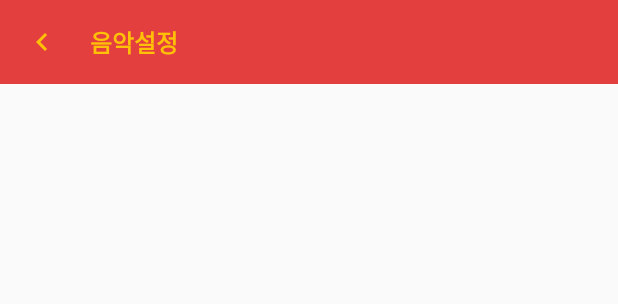
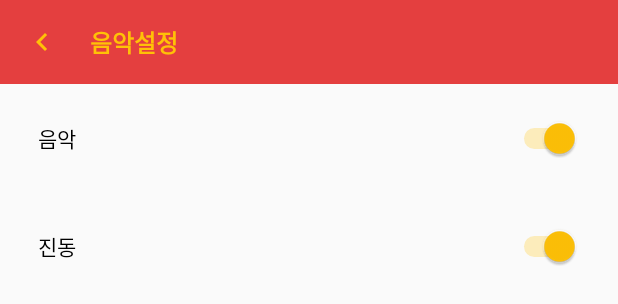
Before and after one commit to taeiim/WakeHeart, an Android app: the layout activity_alarmmanage.xml on its own in the app's theme, with its tools: preview values and no code run, on a phone screen of 412 x 824 dp. Shown: the top 304 px of the screen. Run offline under Robolectric (Android 15) with nearby library versions, the phone set to English and light mode, and no system bars.

Commit message:
Alarm Vibrator, Sound Settings

```diff
--- a/WakeHeart/app/src/main/java/com/dsm/wakeheart/Activity/MusicManageActivity.java
+++ /dev/null
@@ -1,33 +0,0 @@
-package com.dsm.wakeheart.Activity;
-
-import android.os.Bundle;
-import android.support.annotation.Nullable;
-import android.support.v7.app.AppCompatActivity;
-import android.view.View;
-import android.widget.ImageView;
-
-import com.dsm.wakeheart.R;
-
-/**
- * Created by parktaeim on 2017. 9. 8..
- */
-
-public class MusicManageActivity extends AppCompatActivity {
-    ImageView back_icon;
-
-    @Override
-    protected void onCreate(@Nullable Bundle savedInstanceState) {
-        super.onCreate(savedInstanceState);
-        setContentView(R.layout.activity_musicmanage);
-
-        back_icon = (ImageView) findViewById(R.id.back_icon);
-        back_icon.setOnClickListener(new View.OnClickListener() {
-            @Override
-            public void onClick(View view) {
-                finish();
-            }
-        });
-    }
-
-
-}
--- a/WakeHeart/app/src/main/res/layout/activity_musicmanage.xml
+++ b/WakeHeart/app/src/main/res/layout/activity_alarmmanage.xml
@@ -38,4 +38,20 @@
         </RelativeLayout>
     </android.support.v7.widget.Toolbar>
 
+    <Switch
+        android:id="@+id/soundSwitch"
+        android:layout_width="match_parent"
+        android:layout_height="wrap_content"
+        android:padding="25dp"
+        android:text="음악"
+        android:checked="true"/>
+
+    <Switch
+        android:id="@+id/vibrateSwitch"
+        android:layout_width="match_parent"
+        android:layout_height="wrap_content"
+        android:text="진동"
+        android:padding="25dp"
+        android:checked="true"/>
+
 </LinearLayout>
```
Also changed, not shown: WakeHeart/app/src/main/AndroidManifest.xml (+8 -6 lines), WakeHeart/app/src/main/java/com/dsm/wakeheart/Activity/AlarmCustomDialog.java (+13 -3 lines), WakeHeart/app/src/main/java/com/dsm/wakeheart/Activity/AlarmManageActivity.java (added, +60 -0 lines), WakeHeart/app/src/main/java/com/dsm/wakeheart/Activity/SettingsActivity.java (+14 -11 lines).
